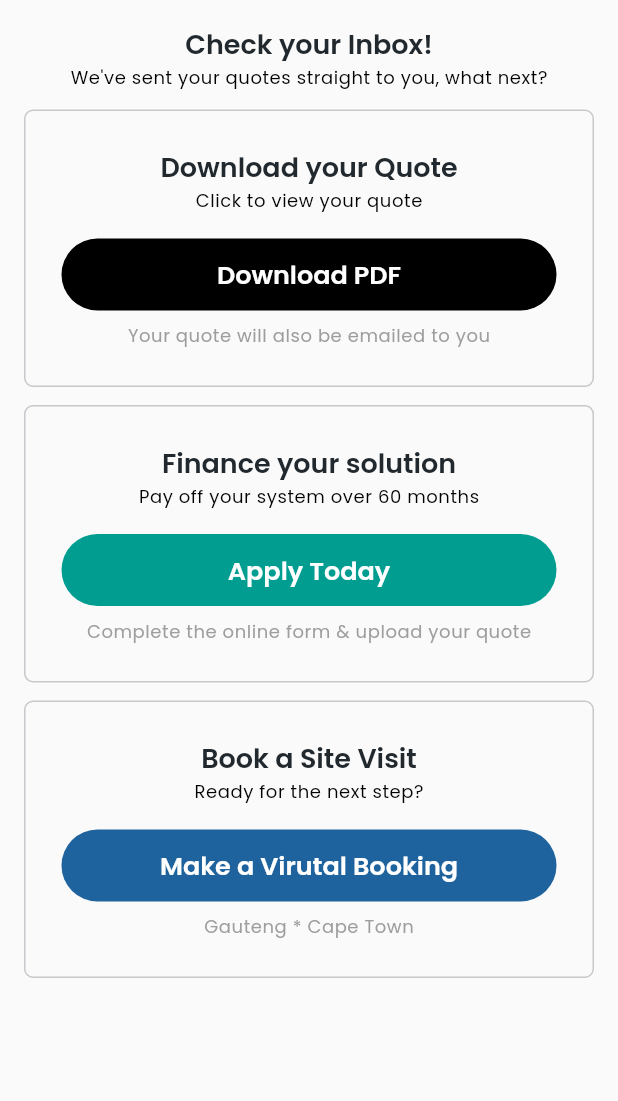
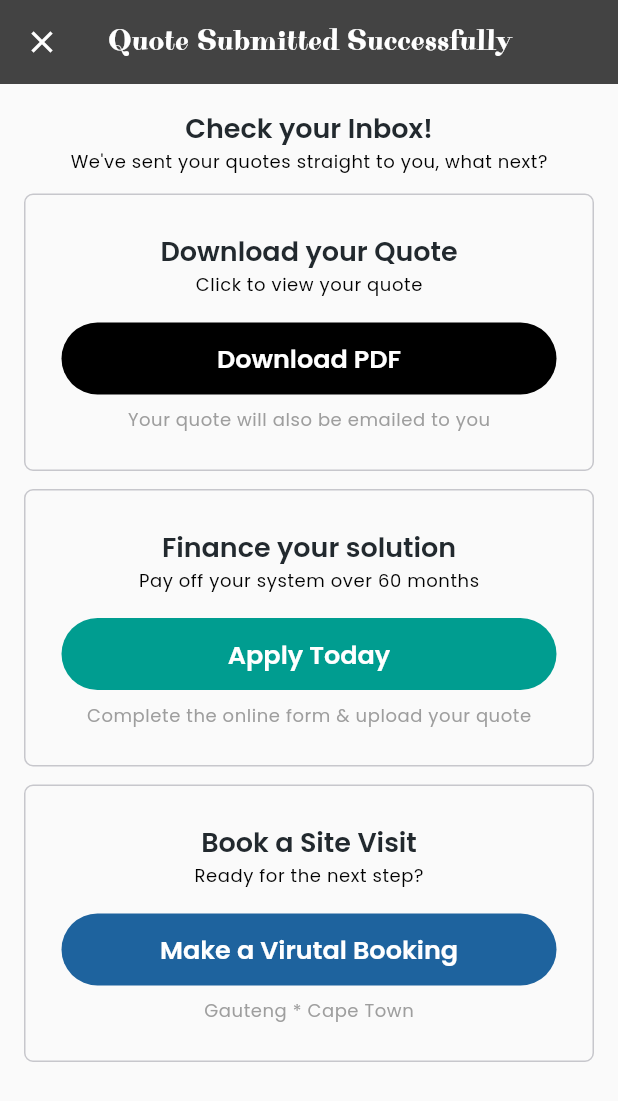
Before and after one commit to iahmadamin/fusionpower, a Flutter app: the QuoteSubmittedPage screen opened directly, on a phone screen of 412 x 824 dp. Shown: the top 1101 px of the screen. Run offline on Flutter 3.47's test engine with Material 2 defaults, Android fonts, the phone set to English and light mode, and no system bars; our stand-ins replace cached_network_image, dotted_line, get, webview_flutter; network calls fail; project files that could hold a hidden picture were left out.

Commit message:
quote submitted bug resolved

```diff
--- a/lib/view/pages/quote_submitted_page.dart
+++ b/lib/view/pages/quote_submitted_page.dart
@@ -1,6 +1,8 @@
 import 'package:flutter/material.dart';
 import 'package:fusionpower/constant/colors.dart';
+import 'package:fusionpower/view/pages/kit_page.dart';
 import 'package:fusionpower/view/widgets/c_button.dart';
+import 'package:get/get.dart';
 
 class QuoteSubmittedPage extends StatelessWidget {
   const QuoteSubmittedPage({Key? key}) : super(key: key);
@@ -8,6 +10,21 @@ class QuoteSubmittedPage extends StatelessWidget {
   @override
   Widget build(BuildContext context) {
     return Scaffold(
+      appBar: AppBar(
+        leading: IconButton(
+          onPressed: () {
+            Get.offAll(() => const KitPage());
+          },
+          icon: const Icon(Icons.close),
+        ),
+        backgroundColor: greyDark,
+        elevation: 0,
+        centerTitle: true,
+        title: const Text(
+          "Quote Submitted Successfully",
+          style: TextStyle(fontFamily: 'Purple Purse'),
+        ),
+      ),
       body: SafeArea(
         child: Padding(
           padding: const EdgeInsets.symmetric(horizontal: 16),
```
